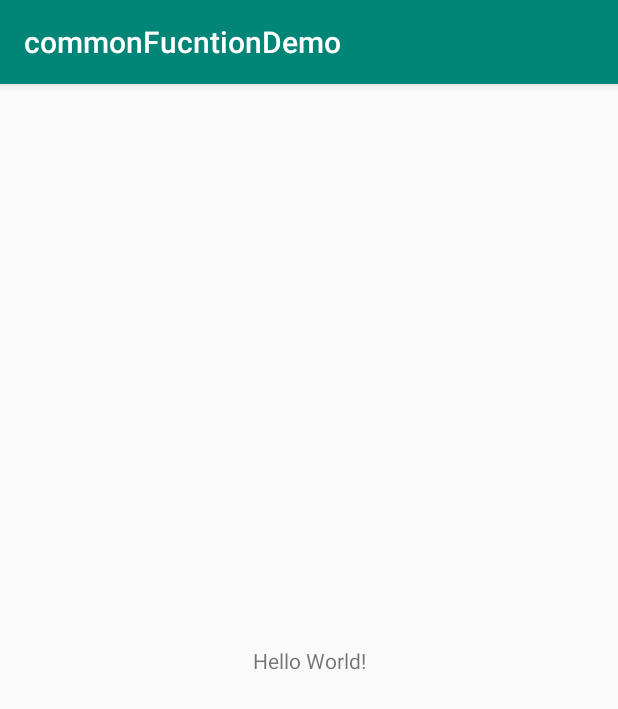
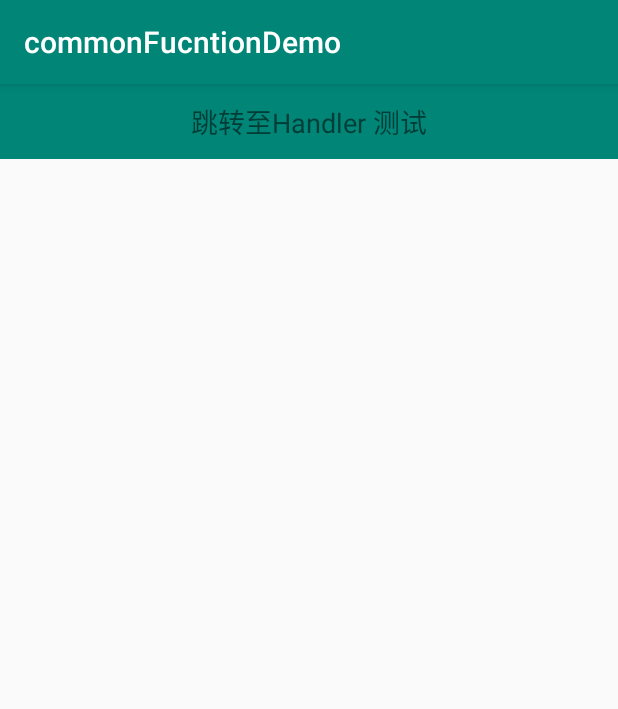
Before and after one commit to jjbheda/JAndroid, an Android app: the screen it shows after launch (MainActivity), on a phone screen of 412 x 824 dp. Shown: the top 709 px of the screen. Run offline under Robolectric (Android 15) with nearby library versions, the phone set to English and light mode, and no system bars.

```diff
--- a/app/src/main/AndroidManifest.xml
+++ b/app/src/main/AndroidManifest.xml
@@ -16,6 +16,8 @@
                 <category android:name="android.intent.category.LAUNCHER" />
             </intent-filter>
         </activity>
+
+        <activity android:name=".handler.HandlerTestAcrtivity"></activity>
     </application>
 
 </manifest>
--- a/app/src/main/java/com/gavin/demo/MainActivity.java
+++ b/app/src/main/java/com/gavin/demo/MainActivity.java
@@ -1,13 +1,28 @@
 package com.gavin.demo;
 
+import android.content.Intent;
+import android.os.Bundle;
 import android.support.v7.app.AppCompatActivity;
-import android.os.Bundle;
+import android.view.View;
+import android.widget.TextView;
 
-public class MainActivity extends AppCompatActivity {
+import com.gavin.demo.handler.HandlerTestAcrtivity;
 
+public class MainActivity extends AppCompatActivity implements View.OnClickListener{
+    TextView tv_handler_a;
     @Override
     protected void onCreate(Bundle savedInstanceState) {
         super.onCreate(savedInstanceState);
         setContentView(R.layout.activity_main);
+        tv_handler_a = findViewById(R.id.tv_handler_a);
+        tv_handler_a.setOnClickListener(this);
+    }
+
+    @Override
+    public void onClick(View v) {
+        if (v.getId() == R.id.tv_handler_a) {
+            Intent intent = new Intent(MainActivity.this, HandlerTestAcrtivity.class);
+            startActivity(intent);
+        }
     }
 }
--- a/app/src/main/res/layout/activity_main.xml
+++ b/app/src/main/res/layout/activity_main.xml
@@ -1,18 +1,19 @@
 <?xml version="1.0" encoding="utf-8"?>
-<android.support.constraint.ConstraintLayout xmlns:android="http://schemas.android.com/apk/res/android"
+<LinearLayout xmlns:android="http://schemas.android.com/apk/res/android"
     xmlns:app="http://schemas.android.com/apk/res-auto"
     xmlns:tools="http://schemas.android.com/tools"
     android:layout_width="match_parent"
     android:layout_height="match_parent"
+    android:orientation="vertical"
     tools:context=".MainActivity">
 
     <TextView
-        android:layout_width="wrap_content"
-        android:layout_height="wrap_content"
-        android:text="Hello World!"
-        app:layout_constraintBottom_toBottomOf="parent"
-        app:layout_constraintLeft_toLeftOf="parent"
-        app:layout_constraintRight_toRightOf="parent"
-        app:layout_constraintTop_toTopOf="parent" />
+        android:id="@+id/tv_handler_a"
+        android:layout_width="match_parent"
+        android:layout_height="50dp"
+        android:textSize="18dp"
+       android:gravity="center"
+        android:background="@color/colorPrimary"
+        android:text="跳转至Handler 测试" />
 
-</android.support.constraint.ConstraintLayout>
+</LinearLayout>
```
Also changed, not shown: app/src/main/java/com/gavin/demo/handler/HandlerTestAcrtivity.java (added, +70 -0 lines), app/src/main/res/layout/activity_handler.xml (added, +19 -0 lines), datastructure/src/main/java/com/gavin/datastructure/leetcode/WordSearch.java (added, +97 -0 lines).
